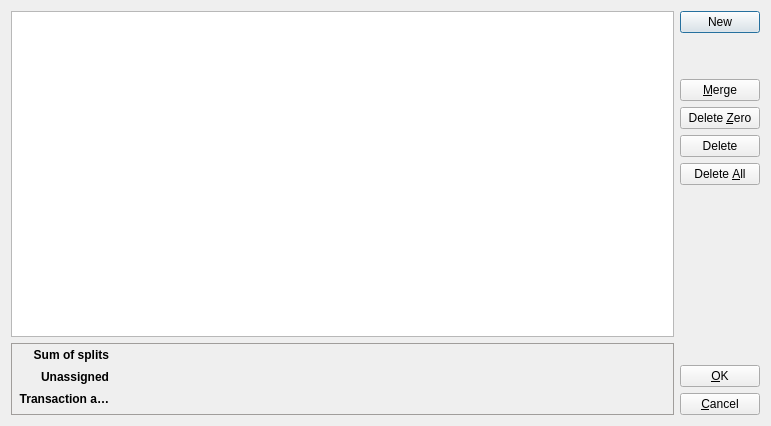
The window that kmymoney/views/splitdialog.ui (KDE/kmymoney) describes before a commit, drawn with Qt 5.
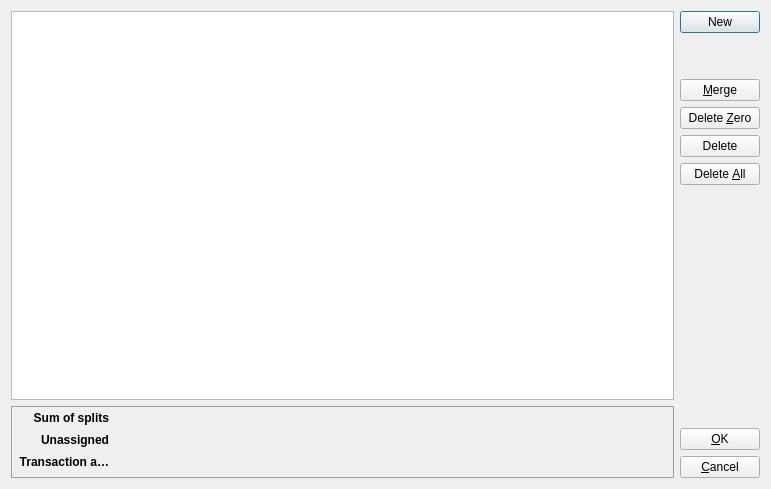
The same window after the commit. Custom widgets are drawn as their Qt base class.

Commit message: Increase height of split area in split dialog to fit split editor

Patch:
```diff
--- a/kmymoney/views/splitdialog.ui
+++ b/kmymoney/views/splitdialog.ui
@@ -7,7 +7,7 @@
     <x>0</x>
     <y>0</y>
     <width>771</width>
-    <height>426</height>
+    <height>489</height>
    </rect>
   </property>
   <property name="windowTitle">
```
